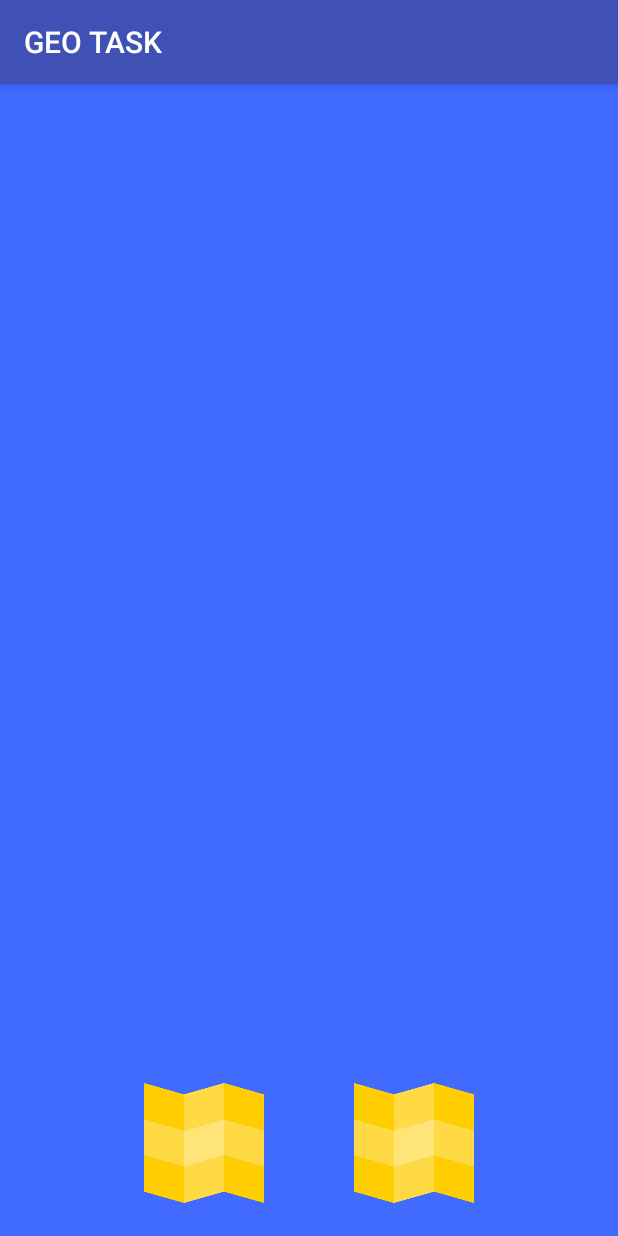
After one commit to SERDUN/GEO_TASK, an Android app: the SettingActivity screen opened directly, with no data from a screen before it, on a phone screen of 412 x 824 dp. The commit adds this screen. Run offline under Robolectric (Android 15) with nearby library versions, the phone set to English and light mode, and no system bars; our stand-ins replace ButterKnife.

Commit message:
added layout for pager

```diff
--- a/app/build.gradle
+++ b/app/build.gradle
@@ -29,9 +29,9 @@ dependencies {
     androidTestCompile('com.android.support.test.espresso:espresso-core:2.2.2', {
         exclude group: 'com.android.support', module: 'support-annotations'
     })
+    testCompile 'junit:junit:4.12'
     compile 'com.android.support:appcompat-v7:25.3.1'
     compile 'com.android.support.constraint:constraint-layout:1.0.2'
-    testCompile 'junit:junit:4.12'
     compile 'com.squareup.retrofit2:retrofit:2.2.0'
     compile 'com.squareup.retrofit2:converter-gson:2.2.0'
     compile 'com.jakewharton:butterknife:8.5.1'
--- a/app/src/main/AndroidManifest.xml
+++ b/app/src/main/AndroidManifest.xml
@@ -3,14 +3,14 @@
     package="com.example.user.geotask">
 
     <application
-
         android:allowBackup="true"
         android:icon="@mipmap/ic_launcher"
         android:label="@string/app_name"
         android:roundIcon="@mipmap/ic_launcher_round"
         android:supportsRtl="true"
         android:theme="@style/AppTheme">
-        <activity android:name=".SplashActivity"
+        <activity
+            android:name=".SplashActivity"
             android:theme="@style/SplashTheme">
             <intent-filter>
                 <action android:name="android.intent.action.MAIN" />
@@ -19,7 +19,7 @@
             </intent-filter>
         </activity>
         <activity android:name=".MainActivity" />
+        <activity android:name=".screen.SettingActivity"></activity>
     </application>
 
-
 </manifest>
--- /dev/null
+++ b/app/src/main/java/com/example/user/geotask/screen/SettingActivity.java
@@ -0,0 +1,27 @@
+package com.example.user.geotask.screen;
+
+import android.support.v7.app.AppCompatActivity;
+import android.os.Bundle;
+import android.widget.ImageView;
+
+import com.example.user.geotask.R;
+
+import butterknife.BindView;
+import butterknife.ButterKnife;
+
+public class SettingActivity extends AppCompatActivity {
+
+    @BindView(R.id.btn1)
+    public ImageView btn1;
+
+    @BindView(R.id.btn2)
+    public ImageView btn2;
+
+    @Override
+    protected void onCreate(Bundle savedInstanceState) {
+        super.onCreate(savedInstanceState);
+        setContentView(R.layout.activity_setting);
+        ButterKnife.bind(this);
+
+    }
+}
--- a/app/src/main/res/drawable/background_splash.xml
+++ b/app/src/main/res/drawable/background_splash.xml
@@ -7,7 +7,7 @@
     <item>
         <bitmap
             android:gravity="center"
-            android:src="@mipmap/ic_launcher"/>
+            android:src="@drawable/logo"/>
     </item>
 
 </layer-list>
--- /dev/null
+++ b/app/src/main/res/layout/activity_setting.xml
@@ -0,0 +1,50 @@
+<android.support.constraint.ConstraintLayout xmlns:android="http://schemas.android.com/apk/res/android"
+    xmlns:app="http://schemas.android.com/apk/res-auto"
+    xmlns:tools="http://schemas.android.com/tools"
+    android:layout_width="fill_parent"
+    android:layout_height="fill_parent"
+    android:background="#32383d">
+    <!-- ViewPager -->
+    <ImageView
+        android:id="@+id/imageViewBackground"
+        android:layout_width="0dp"
+        android:layout_height="0dp"
+        android:background="@color/color_pager"
+        app:layout_constraintBottom_toBottomOf="parent"
+        app:layout_constraintLeft_toLeftOf="parent"
+        app:layout_constraintRight_toRightOf="parent"
+        app:layout_constraintTop_toTopOf="parent">
+
+
+    </ImageView>
+
+    <include
+        android:id="@+id/include"
+        layout="@layout/footer"
+        android:layout_width="368dp"
+        android:layout_height="0dp"
+        android:layout_marginBottom="2dp"
+        android:layout_marginLeft="8dp"
+        android:layout_marginRight="8dp"
+        app:layout_constraintBottom_toBottomOf="parent"
+        app:layout_constraintLeft_toLeftOf="parent"
+        app:layout_constraintRight_toRightOf="parent"
+        android:layout_marginStart="8dp"
+        android:layout_marginEnd="8dp" />
+
+    <android.support.v4.view.ViewPager
+        android:id="@+id/vpMapStartAndFinish"
+        android:layout_width="0dp"
+        android:layout_height="0dp"
+        android:layout_marginBottom="20dp"
+        android:layout_marginEnd="8dp"
+        android:layout_marginLeft="8dp"
+        android:layout_marginRight="8dp"
+        android:layout_marginStart="8dp"
+        android:layout_marginTop="8dp"
+        app:layout_constraintBottom_toTopOf="@+id/include"
+        app:layout_constraintHorizontal_bias="0.545"
+        app:layout_constraintLeft_toLeftOf="parent"
+        app:layout_constraintRight_toRightOf="parent"
+        app:layout_constraintTop_toTopOf="parent" />
+</android.support.constraint.ConstraintLayout>
--- /dev/null
+++ b/app/src/main/res/layout/footer.xml
@@ -0,0 +1,49 @@
+<?xml version="1.0" encoding="utf-8"?>
+<LinearLayout xmlns:android="http://schemas.android.com/apk/res/android"
+    android:layout_width="match_parent"
+    android:layout_height="wrap_content"
+    android:layout_gravity="bottom"
+    android:background="#00000000"
+    android:orientation="vertical"
+
+    >
+
+    <LinearLayout
+        android:layout_width="wrap_content"
+        android:layout_height="wrap_content"
+        android:layout_gravity="center"
+        android:layout_marginBottom="20dp">
+
+        <ImageView
+            android:id="@+id/btn1"
+            android:layout_width="80dp"
+            android:layout_height="80dp"
+            android:layout_marginRight="30dp"
+
+            android:layout_gravity="center_vertical"
+            android:src="@drawable/map"
+
+            />
+
+        <ImageView
+            android:id="@+id/btn2"
+            android:layout_width="80dp"
+            android:layout_height="80dp"
+            android:layout_gravity="center_vertical"
+            android:layout_marginLeft="30dp"
+
+            android:src="@drawable/map" />
+
+    </LinearLayout>
+
+    <LinearLayout
+        android:id="@+id/buttonlayout"
+        android:layout_width="fill_parent"
+        android:layout_height="wrap_content"
+        android:orientation="horizontal"
+        >
+
+    </LinearLayout>
+
+
+</LinearLayout>
--- a/app/src/main/res/values/colors.xml
+++ b/app/src/main/res/values/colors.xml
@@ -3,5 +3,6 @@
     <color name="colorPrimary">#3F51B5</color>
     <color name="colorPrimaryDark">#303F9F</color>
     <color name="colorAccent">#FF4081</color>
-    <color name="gray">#b3b3b3</color>
+    <color name="gray">#ffffff</color>
+    <color name="color_pager">#416aff</color>
 </resources>
```
Also changed, not shown: app/src/main/res/drawable/logo.jpg (added), app/src/main/res/drawable/map.png (added), app/src/main/res/drawable/street_map.png (added).
